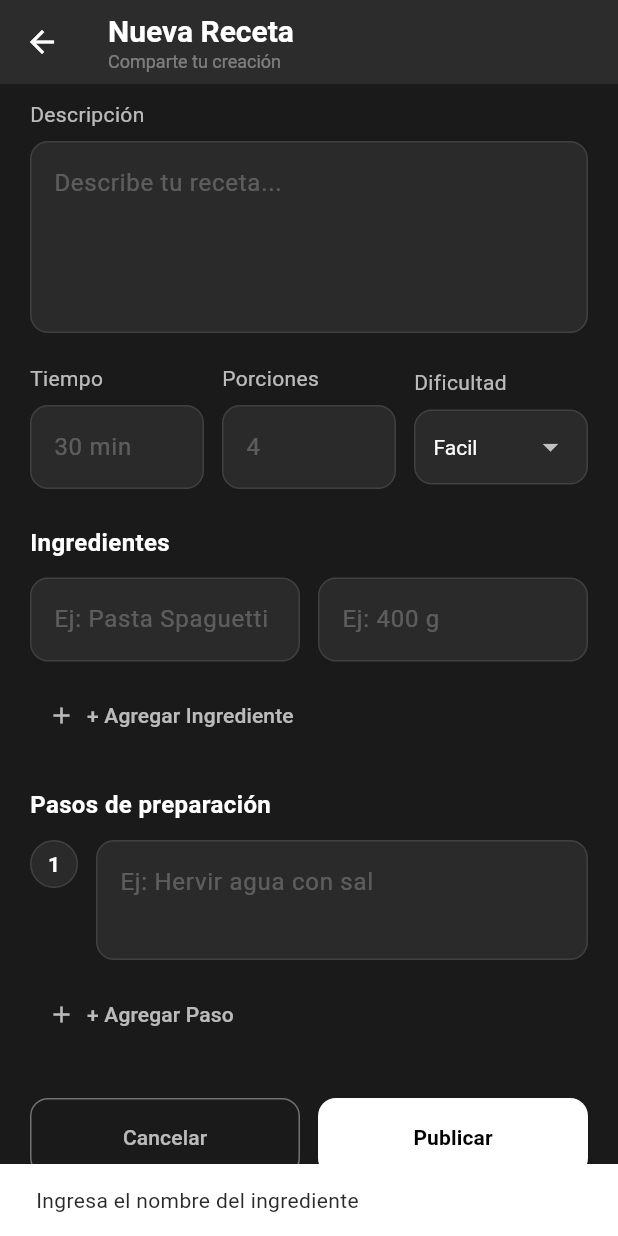
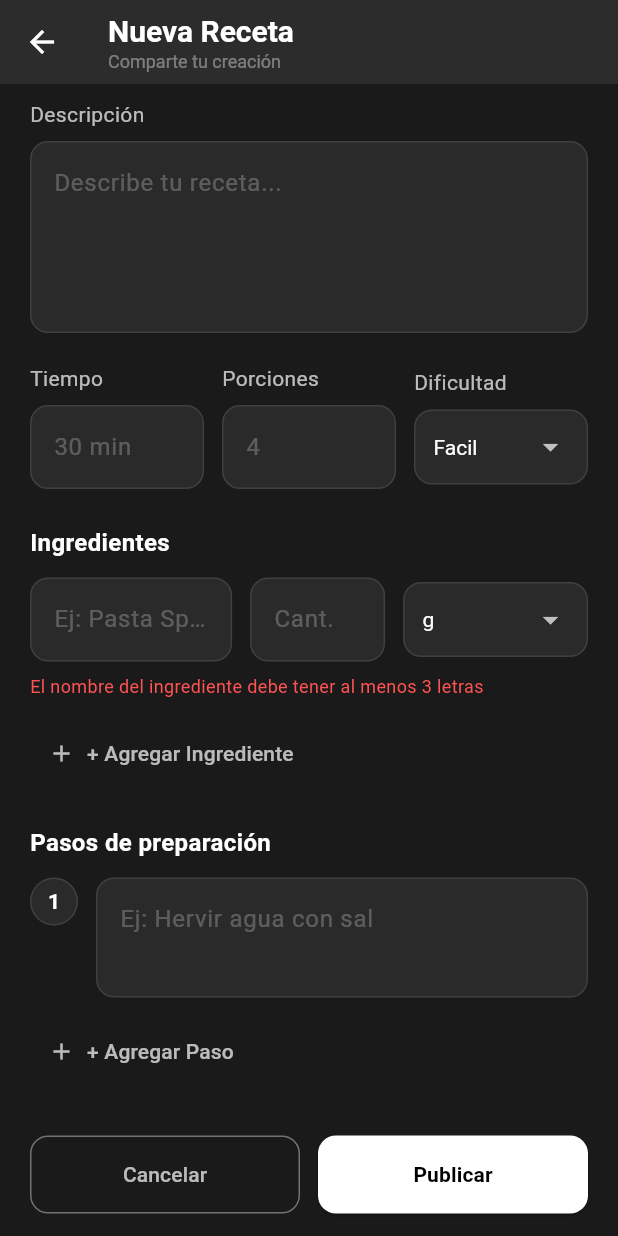
Before and after one commit to AlejandroGithu/PocketRecipes, a Flutter app: the NewRecipeScreen screen opened by its route, scrolled down 318 dp, after a tap on "+ Agregar Ingrediente", on a phone screen of 412 x 824 dp. Run offline on Flutter 3.47's test engine with Material 3 defaults, Android fonts, the phone set to English and light mode, and no system bars; our stand-ins replace image_picker, shared_preferences, sqflite; accounts and stored records are empty.

Commit message:
La parte de crear un recipiente fue mejorada

```diff
--- a/lib/screens/new_recipe_screen.dart
+++ b/lib/screens/new_recipe_screen.dart
@@ -1,6 +1,7 @@
 import 'dart:io';
 
 import 'package:flutter/material.dart';
+import 'package:flutter/services.dart';
 import 'package:image_picker/image_picker.dart';
 import 'package:path/path.dart' as p;
 import 'package:path_provider/path_provider.dart';
@@ -23,14 +24,31 @@ class _NewRecipeScreenState extends State<NewRecipeScreen> {
   final TextEditingController _servingsController = TextEditingController();
   final ImagePicker _imagePicker = ImagePicker();
 
+  final TextEditingController _ingredientNameController = TextEditingController();
+  final TextEditingController _ingredientQuantityController = TextEditingController();
+  final TextEditingController _stepController = TextEditingController();
+
   final List<Map<String, String>> _ingredients = [];
   final List<String> _steps = [];
+  final List<String> _unitOptions = [
+    'g',
+    'kg',
+    'mg',
+    'ml',
+    'l',
+    'taza',
+    'cucharada',
+    'cucharadita',
+    'pieza',
+    'porción',
+  ];
   String _selectedDifficulty = 'Facil';
+  String _selectedUnit = 'g';
   File? _selectedImage;
 
-  final TextEditingController _ingredientNameController = TextEditingController();
-  final TextEditingController _ingredientMeasureController = TextEditingController();
-  final TextEditingController _stepController = TextEditingController();
+  String? _ingredientError;
+  String? _servingsError;
+  String? _formError;
 
   @override
   void dispose() {
@@ -39,46 +57,64 @@ class _NewRecipeScreenState extends State<NewRecipeScreen> {
     _timeController.dispose();
     _servingsController.dispose();
     _ingredientNameController.dispose();
-    _ingredientMeasureController.dispose();
+    _ingredientQuantityController.dispose();
     _stepController.dispose();
     super.dispose();
   }
 
   void _addIngredient() {
-    if (_ingredientNameController.text.trim().isEmpty) {
-      ScaffoldMessenger.of(context).showSnackBar(
-        const SnackBar(content: Text('Ingresa el nombre del ingrediente')),
-      );
+    final name = _ingredientNameController.text.trim();
+    final quantity = _ingredientQuantityController.text.trim();
+
+    if (name.length < 3) {
+      setState(() {
+        _ingredientError = 'El nombre del ingrediente debe tener al menos 3 letras';
+      });
+      return;
+    }
+
+    if (quantity.isEmpty) {
+      setState(() {
+        _ingredientError = 'Ingresa la cantidad utilizando solo números';
+      });
       return;
     }
 
     setState(() {
       _ingredients.add({
-        'name': _ingredientNameController.text.trim(),
-        'measure': _ingredientMeasureController.text.trim(),
+        'name': name,
+        'quantity': quantity,
+        'unit': _selectedUnit,
+        'measure': '$quantity $_selectedUnit',
       });
       _ingredientNameController.clear();
-      _ingredientMeasureController.clear();
+      _ingredientQuantityController.clear();
+      _ingredientError = null;
+      _formError = null;
     });
   }
 
   void _addStep() {
-    if (_stepController.text.trim().isEmpty) {
-      ScaffoldMessenger.of(context).showSnackBar(
-        const SnackBar(content: Text('Ingresa la descripción del paso')),
-      );
+    final stepText = _stepController.text.trim();
+
+    if (stepText.isEmpty) {
+      setState(() {
+        _formError = 'Ingresa la descripción del paso antes de agregarlo.';
+      });
       return;
     }
 
     setState(() {
-      _steps.add(_stepController.text.trim());
+      _steps.add(stepText);
       _stepController.clear();
+      _formError = null;
     });
   }
 
   void _removeIngredient(int index) {
     setState(() {
       _ingredients.removeAt(index);
+      _ingredientError = null;
     });
   }
 
@@ -120,10 +156,49 @@ class _NewRecipeScreenState extends State<NewRecipeScreen> {
   }
 
   Future<void> _publishRecipe() async {
-    if (_nameController.text.trim().isEmpty) {
-      ScaffoldMessenger.of(context).showSnackBar(
-        const SnackBar(content: Text('Ingresa el nombre de la receta')),
-      );
+    final name = _nameController.text.trim();
+    final servingsText = _servingsController.text.trim();
+
+    setState(() {
+      _formError = null;
+      _servingsError = null;
+    });
+
+    if (name.length < 3) {
+      setState(() {
+        _formError = 'El nombre de la receta debe tener al menos 3 caracteres.';
+      });
+      return;
+    }
+
+    if (servingsText.isEmpty) {
+      setState(() {
+        _servingsError = 'Ingresa la cantidad de porciones';
+        _formError = 'Corrige los campos resaltados antes de continuar.';
+      });
+      return;
+    }
+
+    final servingsValue = int.tryParse(servingsText);
+    if (servingsValue == null || servingsValue <= 0) {
+      setState(() {
+        _servingsError = 'Ingresa un número válido de porciones';
+        _formError = 'Corrige los campos resaltados antes de continuar.';
+      });
+      return;
+    }
+
+    if (_ingredients.isEmpty) {
+      setState(() {
+        _formError = 'Agrega al menos un ingrediente antes de publicar.';
+      });
+      return;
+    }
+
+    if (_steps.isEmpty) {
+      setState(() {
+        _formError = 'Agrega al menos un paso de preparación.';
+      });
       return;
     }
 
@@ -136,20 +211,6 @@ class _NewRecipeScreenState extends State<NewRecipeScreen> {
           const SnackBar(content: Text('Inicia sesión para publicar recetas')),
         );
       }
-      return;
-    }
-
-    if (_ingredients.isEmpty) {
-      ScaffoldMessenger.of(context).showSnackBar(
-        const SnackBar(content: Text('Agrega al menos un ingrediente')),
-      );
-      return;
-    }
-
-    if (_steps.isEmpty) {
-      ScaffoldMessenger.of(context).showSnackBar(
-        const SnackBar(content: Text('Agrega al menos un paso de preparación')),
-      );
       return;
     }
 
@@ -169,6 +230,9 @@ class _NewRecipeScreenState extends State<NewRecipeScreen> {
         ScaffoldMessenger.of(context).showSnackBar(
           const SnackBar(content: Text('Receta publicada exitosamente')),
         );
+        setState(() {
+          _formError = null;
+        });
         Navigator.pop(context);
       }
     } catch (e) {
@@ -371,9 +435,11 @@ class _NewRecipeScreenState extends State<NewRecipeScreen> {
                         controller: _servingsController,
                         style: const TextStyle(color: Colors.white),
                         keyboardType: TextInputType.number,
+                        inputFormatters: [FilteringTextInputFormatter.digitsOnly],
                         decoration: InputDecoration(
                           hintText: '4',
                           hintStyle: const TextStyle(color: Colors.white24),
+                          errorText: _servingsError,
                           filled: true,
                           fillColor: const Color(0xFF2A2A2A),
                           border: OutlineInputBorder(
@@ -460,12 +526,15 @@ class _NewRecipeScreenState extends State<NewRecipeScreen> {
                   ),
                 ),
                 const SizedBox(width: 12),
-                Expanded(
+                SizedBox(
+                  width: 90,
                   child: TextField(
-                    controller: _ingredientMeasureController,
+                    controller: _ingredientQuantityController,
                     style: const TextStyle(color: Colors.white),
+                    keyboardType: TextInputType.number,
+                    inputFormatters: [FilteringTextInputFormatter.digitsOnly],
                     decoration: InputDecoration(
-                      hintText: 'Ej: 400 g',
+                      hintText: 'Cant.',
                       hintStyle: const TextStyle(color: Colors.white24),
                       filled: true,
                       fillColor: const Color(0xFF2A2A2A),
@@ -480,8 +549,43 @@ class _NewRecipeScreenState extends State<NewRecipeScreen> {
                     ),
                   ),
                 ),
+                const SizedBox(width: 12),
+                Container(
+                  padding: const EdgeInsets.symmetric(horizontal: 12),
+                  decoration: BoxDecoration(
+                    color: const Color(0xFF2A2A2A),
+                    borderRadius: BorderRadius.circular(12),
+                    border: Border.all(color: Colors.white10),
+                  ),
+                  child: DropdownButton<String>(
+                    value: _selectedUnit,
+                    dropdownColor: const Color(0xFF2A2A2A),
+                    underline: const SizedBox(),
+                    iconEnabledColor: Colors.white70,
+                    style: const TextStyle(color: Colors.white),
+                    onChanged: (value) {
+                      if (value == null) return;
+                      setState(() {
+                        _selectedUnit = value;
+                      });
+                    },
+                    items: _unitOptions
+                        .map((unit) => DropdownMenuItem<String>(
+                              value: unit,
+                              child: Text(unit),
+                            ))
+                        .toList(),
+                  ),
+                ),
               ],
             ),
+            if (_ingredientError != null) ...[
+              const SizedBox(height: 8),
+              Text(
+                _ingredientError!,
+                style: const TextStyle(color: Colors.redAccent, fontSize: 12),
+              ),
+            ],
             const SizedBox(height: 12),
             TextButton.icon(
               onPressed: _addIngredient,
@@ -632,6 +736,13 @@ class _NewRecipeScreenState extends State<NewRecipeScreen> {
               }),
             ],
             const SizedBox(height: 32),
+            if (_formError != null) ...[
+              Text(
+                _formError!,
+                style: const TextStyle(color: Colors.redAccent, fontSize: 13),
+              ),
+              const SizedBox(height: 16),
+            ],
             // Botones de acción
             Row(
               children: [
```
